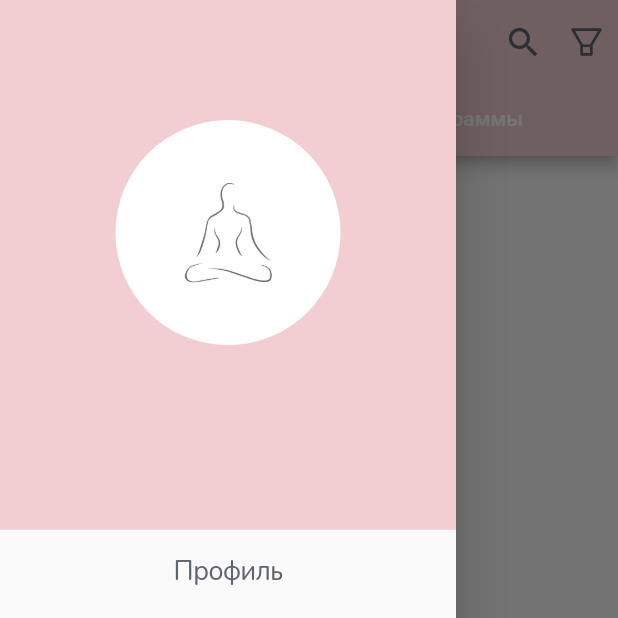
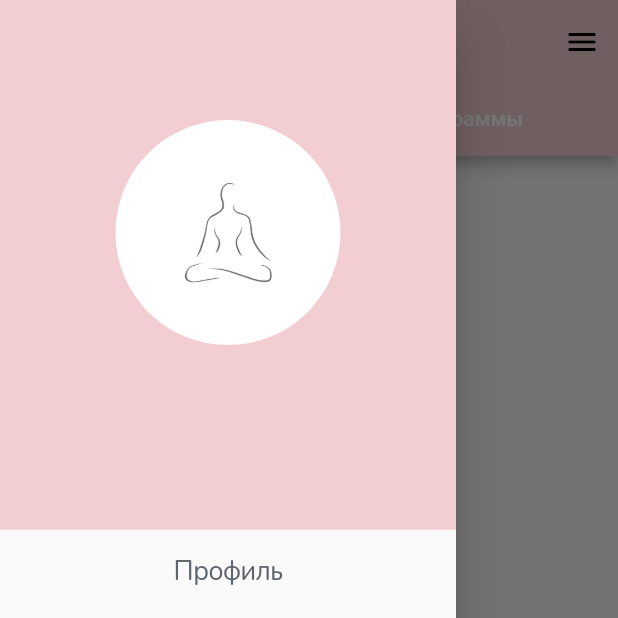
Before and after one commit to evgeshayoga/evgeshayoga-mobile, a Flutter app: the ContentScreen screen opened directly, with the side drawer open, on a phone screen of 412 x 824 dp, the top half of it. Run offline on Flutter 3.47's test engine with Material 2 defaults, Android fonts, the light colour scheme and no system bars; our stand-ins replace chewie, firebase_auth, firebase_database, flutter_icons, flutter_widget_from_html, in_app_purchase and 2 more; accounts and stored records are empty; statements that could not run were skipped.

Commit message:
Add end drawer to the content screen

```diff
--- a/lib/ui/programs/content_screen.dart
+++ b/lib/ui/programs/content_screen.dart
@@ -1,5 +1,6 @@
 import 'package:evgeshayoga/models/user.dart';
 import 'package:evgeshayoga/ui/programs/components/drawer_content_screen.dart';
+import 'package:evgeshayoga/ui/programs/filter_screen.dart';
 import 'package:evgeshayoga/ui/programs/yoga_online.dart';
 import 'package:evgeshayoga/ui/programs/programs_screen.dart';
 import 'package:evgeshayoga/utils/style.dart';
@@ -23,6 +24,7 @@ class _ContentScreenState extends State<ContentScreen> {
   DatabaseReference dbProgramsReference;
   User user;
   Map<String, dynamic> userProgramsStatuses;
+  String _value;
 
   @override
   void initState() {
@@ -53,6 +55,50 @@ class _ContentScreenState extends State<ContentScreen> {
       length: 2,
       child: Scaffold(
         drawer: drawerProgramScreen(user, context, widget.userUid, isLandscape),
+        endDrawer: Drawer(
+          child: SafeArea(
+            child: Column(
+              children: <Widget>[
+                Padding(
+                  padding: EdgeInsets.only(top: 50),
+                ),
+                Container(
+                  height: 50,
+                  child: Center(child: Text("Преподаватель")),
+                ),
+                Container(
+                  height: 50,
+                  child: Center(child: Text("Тип")),
+                ),
+                DropdownButton(
+                  items: [
+                    DropdownMenuItem<String>(
+                      value: "1",
+                      child: Text(
+                        "First",
+                      ),
+                    ),
+                    DropdownMenuItem<String>(
+                      value: "2",
+                      child: Text(
+                        "Second",
+                      ),
+                    ),
+                  ],
+                  onChanged: (value) {
+                    setState(() {
+                      _value = value;
+                    });
+                  },
+                  value: _value,
+                  hint: Text(
+                    "Тип",
+                  ),
+                )
+              ],
+            ),
+          ),
+        ),
         appBar: AppBar(
             leading: Builder(
               builder: (BuildContext context) {
@@ -64,7 +110,8 @@ class _ContentScreenState extends State<ContentScreen> {
                   onPressed: () {
                     Scaffold.of(context).openDrawer();
                   },
-                tooltip: MaterialLocalizations.of(context).openAppDrawerTooltip,
+                  tooltip:
+                      MaterialLocalizations.of(context).openAppDrawerTooltip,
                 );
               },
             ),
@@ -90,30 +137,47 @@ class _ContentScreenState extends State<ContentScreen> {
             ),
             centerTitle: true,
             backgroundColor: Style.pinkMain,
-          actions: <Widget>[
-            Padding(
-              padding: const EdgeInsets.all(8.0),
-              child: GestureDetector(
-                onTap: () {},
-                child: Icon(
-                  Icons.search,
-                  size: 26.0,
-                  color: Style.blueGrey,
-                ),
-              ),
-            ),
-            Padding(
-              padding: const EdgeInsets.all(8.0),
-              child: GestureDetector(
-                onTap: () {},
-                child: Icon(
-                  AntDesign.filter,
-                  size: 26.0,
-                  color: Style.blueGrey,
-                ),
-              ),
-            )
-          ],
+//            actions: [
+//              Builder(
+//                  builder: (context) => IconButton(
+//                        icon: Icon(
+//                          AntDesign.filter,
+//                          size: 26.0,
+//                          color: Style.blueGrey,
+//                        ),
+//                        onPressed: () {
+//                          var router =
+//                          new MaterialPageRoute(builder: (BuildContext context) {
+//                            return FilterScreen();
+//                          });
+//                          Navigator.of(context).push(router);
+//                        },
+//                      ))
+//            ]
+//          <Widget>[
+//            Padding(
+//              padding: const EdgeInsets.all(8.0),
+//              child: GestureDetector(
+//                onTap: () {},
+//                child: Icon(
+//                  Icons.search,
+//                  size: 26.0,
+//                  color: Style.blueGrey,
+//                ),
+//              ),
+//            ),
+//            Padding(
+//              padding: const EdgeInsets.all(8.0),
+//              child: GestureDetector(
+//                onTap: () => Scaffold.of(context).openEndDrawer(),
+//                child: Icon(
+//                  AntDesign.filter,
+//                  size: 26.0,
+//                  color: Style.blueGrey,
+//                ),
+//              ),
+//            )
+//          ],
             ),
         body: WillPopScope(
           onWillPop: () async {
@@ -123,9 +187,7 @@ class _ContentScreenState extends State<ContentScreen> {
             children: <Widget>[
               TabBarView(
                 children: <Widget>[
-                  YogaOnline(
-                      userUid: widget.userUid
-                  ),
+                  YogaOnline(userUid: widget.userUid),
                   Programs(
                     userUid: widget.userUid,
                   ),
@@ -148,3 +210,26 @@ class _ContentScreenState extends State<ContentScreen> {
     );
   }
 }
+
+Widget filterDrawer(context) {
+  return Drawer(
+    child: SafeArea(
+      child: Column(
+        children: <Widget>[
+          Padding(
+            padding: EdgeInsets.only(top: 50),
+          ),
+          Container(
+            height: 50,
+            child: Center(child: Text("Преподаватель")),
+          ),
+          Container(
+            height: 50,
+            child: Center(child: Text("Тип")),
+          ),
+
+        ],
+      ),
+    ),
+  );
+}
```
Also changed, not shown: lib/ui/programs/filter_screen.dart (added, +31 -0 lines). Lines whose indentation alone changed are shown as unchanged.
